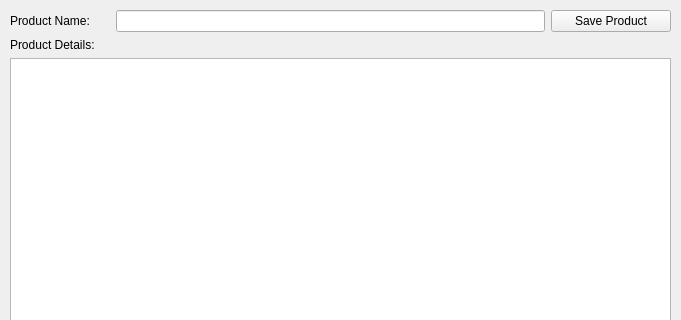
Before: the Qt Designer form producteditor.ui in Jaeger790/bntcandles, drawn with Qt 5; both pictures show x 0 to 681 and y 0 to 320 of the 681 by 500 pixel window.
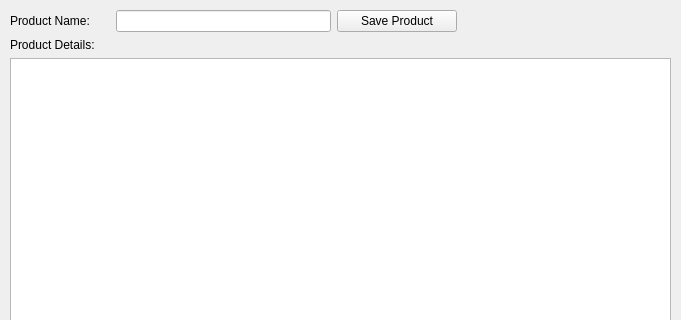
After: the same form once the commit is applied.

The edit to the form file:
```diff
--- a/producteditor.ui
+++ b/producteditor.ui
@@ -76,6 +76,19 @@
        </property>
       </widget>
      </item>
+     <item>
+      <spacer name="horizontalSpacer_2">
+       <property name="orientation">
+        <enum>Qt::Orientation::Horizontal</enum>
+       </property>
+       <property name="sizeHint" stdset="0">
+        <size>
+         <width>40</width>
+         <height>20</height>
+        </size>
+       </property>
+      </spacer>
+     </item>
     </layout>
    </item>
    <item>
```
Left out of the diff: 26 changed lines with no effect on the pictures.
